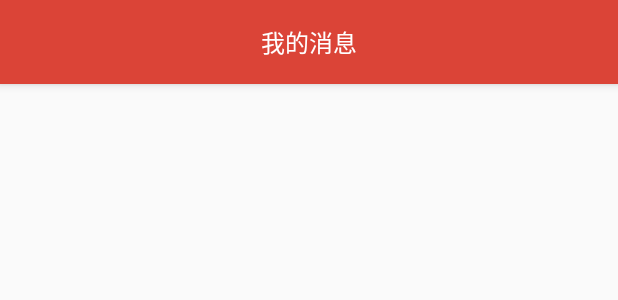
After one commit to FoxNickel/EnterpriseLearning, an Android app: the layout activity_notification.xml on its own in the app's theme, with its tools: preview values and no code run, on a phone screen of 412 x 824 dp. The commit adds this screen. Shown: the top 300 px of the screen. Run offline under Robolectric (Android 15) with nearby library versions, the phone set to English and light mode, and no system bars.

Commit message:
我的通知界面框架搭建完成（无数据，未设置adapter）

```diff
--- a/app/src/main/AndroidManifest.xml
+++ b/app/src/main/AndroidManifest.xml
@@ -10,18 +10,17 @@
         android:supportsRtl="true"
         android:theme="@style/AppTheme.NoActionBar">
         <activity android:name=".MainActivity">
-
             <intent-filter>
                 <action android:name="android.intent.action.MAIN"/>
 
                 <category android:name="android.intent.category.LAUNCHER"/>
             </intent-filter>
-
         </activity>
         <activity
             android:name=".LoginActivity"
             android:theme="@style/HiddenStatusBar">
-
+        </activity>
+        <activity android:name=".NotificationActivity">
         </activity>
     </application>
 
--- a/app/src/main/java/cn/foxnickel/enterpriselearning/MainActivity.java
+++ b/app/src/main/java/cn/foxnickel/enterpriselearning/MainActivity.java
@@ -1,5 +1,6 @@
 package cn.foxnickel.enterpriselearning;
 
+import android.content.Intent;
 import android.os.Bundle;
 import android.support.v4.app.FragmentTransaction;
 import android.support.v7.app.AppCompatActivity;
@@ -90,6 +91,7 @@ public class MainActivity extends AppCompatActivity implements BottomNavigationB
             case R.id.action_search:
                 break;
             case R.id.action_notification:
+                startActivity(new Intent(MainActivity.this, NotificationActivity.class));
                 break;
         }
         return super.onOptionsItemSelected(item);
--- /dev/null
+++ b/app/src/main/java/cn/foxnickel/enterpriselearning/NotificationActivity.java
@@ -0,0 +1,32 @@
+package cn.foxnickel.enterpriselearning;
+
+import android.support.v7.app.ActionBar;
+import android.support.v7.app.AppCompatActivity;
+import android.os.Bundle;
+import android.support.v7.widget.Toolbar;
+import android.view.View;
+
+import static cn.foxnickel.enterpriselearning.R.id.toolbar;
+
+public class NotificationActivity extends AppCompatActivity {
+
+    private Toolbar mToolbar;
+
+    @Override
+    protected void onCreate(Bundle savedInstanceState) {
+        super.onCreate(savedInstanceState);
+        setContentView(R.layout.activity_notification);
+
+        mToolbar = (Toolbar) findViewById(toolbar);
+        setSupportActionBar(mToolbar);
+        ActionBar actionBar = getSupportActionBar();
+        actionBar.setDisplayHomeAsUpEnabled(true);
+        actionBar.setDisplayShowTitleEnabled(false);
+        mToolbar.setNavigationOnClickListener(new View.OnClickListener() {
+            @Override
+            public void onClick(View v) {
+                finish();
+            }
+        });
+    }
+}
--- /dev/null
+++ b/app/src/main/res/layout/activity_notification.xml
@@ -0,0 +1,63 @@
+<?xml version="1.0" encoding="utf-8"?>
+<android.support.constraint.ConstraintLayout
+    xmlns:android="http://schemas.android.com/apk/res/android"
+    xmlns:app="http://schemas.android.com/apk/res-auto"
+    xmlns:tools="http://schemas.android.com/tools"
+    android:layout_width="match_parent"
+    android:layout_height="match_parent"
+    tools:context="cn.foxnickel.enterpriselearning.NotificationActivity">
+
+    <android.support.design.widget.AppBarLayout
+        android:id="@+id/appBarLayout"
+        android:layout_width="0dp"
+        android:layout_height="wrap_content"
+        app:layout_constraintLeft_toLeftOf="parent"
+        app:layout_constraintRight_toRightOf="parent"
+        app:layout_constraintTop_toTopOf="parent">
+
+        <android.support.v7.widget.Toolbar
+            android:id="@+id/toolbar"
+            android:layout_width="match_parent"
+            android:layout_height="?attr/actionBarSize"
+            android:background="@color/colorPrimary"
+            app:popupTheme="@style/ThemeOverlay.AppCompat.Light"
+            app:theme="@style/ThemeOverlay.AppCompat.Dark.ActionBar">
+
+            <TextView
+                android:layout_width="wrap_content"
+                android:layout_height="wrap_content"
+                android:layout_gravity="center"
+                android:text="@string/my_notification"
+                android:textColor="@android:color/white"
+                android:textSize="16sp"/>
+        </android.support.v7.widget.Toolbar>
+    </android.support.design.widget.AppBarLayout>
+
+    <android.support.design.widget.TabLayout
+        android:layout_width="0dp"
+        android:layout_height="wrap_content"
+        android:layout_marginLeft="0dp"
+        android:layout_marginRight="0dp"
+        android:layout_marginTop="0dp"
+        app:layout_constraintLeft_toLeftOf="parent"
+        app:layout_constraintRight_toRightOf="parent"
+        app:layout_constraintTop_toBottomOf="@+id/appBarLayout"
+        android:id="@+id/tabLayout">
+
+    </android.support.design.widget.TabLayout>
+
+    <android.support.v4.view.ViewPager
+        android:layout_width="0dp"
+        android:layout_height="0dp"
+        android:layout_marginTop="0dp"
+        app:layout_constraintTop_toBottomOf="@+id/tabLayout"
+        android:layout_marginLeft="0dp"
+        app:layout_constraintLeft_toLeftOf="parent"
+        android:layout_marginRight="0dp"
+        app:layout_constraintRight_toRightOf="parent"
+        app:layout_constraintBottom_toBottomOf="parent"
+        android:layout_marginBottom="0dp">
+
+    </android.support.v4.view.ViewPager>
+
+</android.support.constraint.ConstraintLayout>
--- a/app/src/main/res/values/strings.xml
+++ b/app/src/main/res/values/strings.xml
@@ -25,4 +25,5 @@
     <string name="task">任务</string>
     <string name="change">换一换</string>
     <string name="click_to_watch">点击查看</string>
+    <string name="my_notification">我的消息</string>
 </resources>
```
